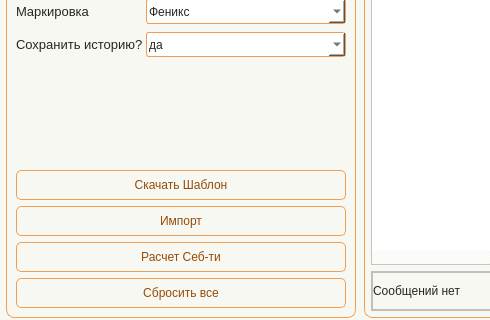
Qt form app/ui/windows/target_prices.ui (Masik84/Procurement_app) before a commit; both pictures show x 0 to 490 and y 503 to 823 of the 1332 by 823 pixel window.
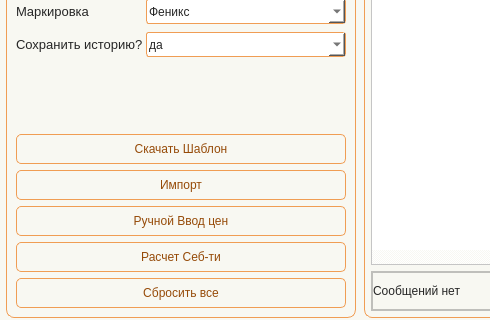
The same form after that commit. Icons and pictures are not drawn.

```diff
--- a/app/ui/windows/target_prices.ui
+++ b/app/ui/windows/target_prices.ui
@@ -1111,6 +1111,29 @@
               </property>
              </widget>
             </item>
+            <item>
+             <widget class="QPushButton" name="btn_ManualPrice">
+              <property name="minimumSize">
+               <size>
+                <width>0</width>
+                <height>30</height>
+               </size>
+              </property>
+              <property name="maximumSize">
+               <size>
+                <width>16777215</width>
+                <height>30</height>
+               </size>
+              </property>
+              <property name="text">
+               <string>Ручной Ввод цен</string>
+              </property>
+              <property name="icon">
+               <iconset resource="../resource.qrc">
+                <normaloff>:/icon/icon/edit-3 — копия — копия.svg</normaloff>:/icon/icon/edit-3 — копия — копия.svg</iconset>
+              </property>
+             </widget>
+            </item>
             <item>
              <widget class="QPushButton" name="btn_CalcCost">
               <property name="minimumSize">
```
